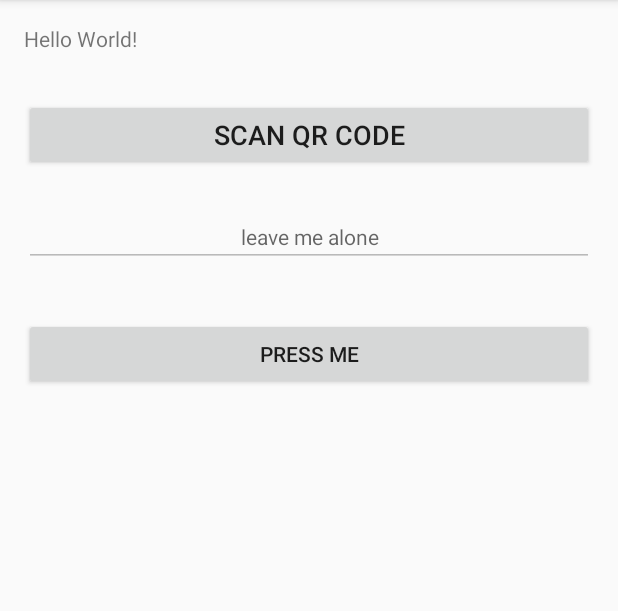
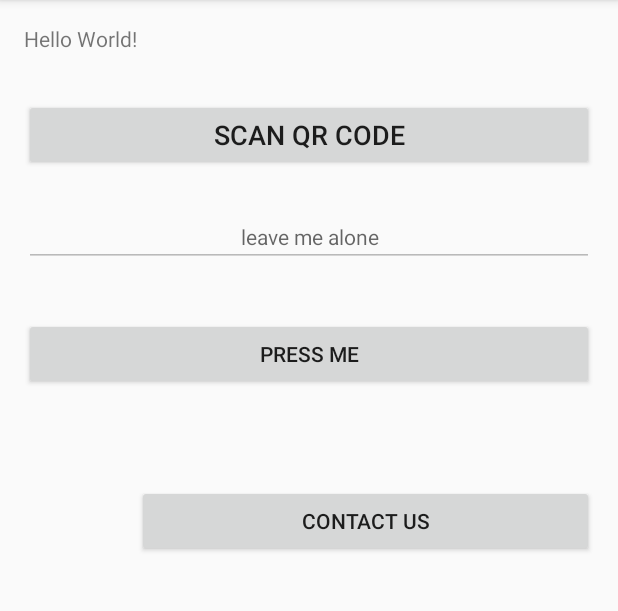
Before and after one commit to RonanCassidy/MyIrishLifeApp, an Android app: the screen it shows after launch (MainActivity), on a phone screen of 412 x 824 dp, the part 84-695 px from its top. Run offline under Robolectric (Android 15) with nearby library versions, the phone set to English and light mode, and no system bars.

Commit message:
Added contact us button and screen to land at

```diff
--- a/app/build.gradle
+++ b/app/build.gradle
@@ -27,4 +27,5 @@ dependencies {
     compile 'com.android.support:appcompat-v7:24.2.1'
     compile 'me.dm7.barcodescanner:zxing:1.8.4'
 
+    compile 'com.google.android.gms:play-services-maps:9.4.0'
 }
--- a/app/src/main/AndroidManifest.xml
+++ b/app/src/main/AndroidManifest.xml
@@ -17,6 +17,8 @@
         </activity>
             <activity android:name=".QRScannerActivity">
         </activity>
+    <activity android:name=".ContactUsActivity">
+    </activity>
 
     </application>
 
--- a/app/src/main/java/com/example/z034/myirishlifeapp/MainActivity.java
+++ b/app/src/main/java/com/example/z034/myirishlifeapp/MainActivity.java
@@ -27,4 +27,10 @@ public class MainActivity extends AppCompatActivity {
         Intent myIntent = new Intent(getApplicationContext(), QRScannerActivity.class);
         startActivity(myIntent);
     }
+    public void contactUsClick(View v) {
+
+        // Start NewActivity.class
+        Intent myIntent = new Intent(getApplicationContext(), ContactUsActivity.class);
+        startActivity(myIntent);
+    }
 }
--- a/app/src/main/res/layout/activity_main.xml
+++ b/app/src/main/res/layout/activity_main.xml
@@ -14,7 +14,8 @@
     <TextView
         android:layout_width="wrap_content"
         android:layout_height="wrap_content"
-        android:text="Hello World!" />
+        android:text="Hello World!"
+        android:id="@+id/textView" />
 
     <EditText
         android:layout_width="wrap_content"
@@ -58,4 +59,14 @@
         android:layout_alignParentStart="true"
         android:layout_marginTop="34dp" />
 
+    <Button
+        android:text="Contact Us"
+        android:layout_width="match_parent"
+        android:layout_height="wrap_content"
+        android:layout_below="@+id/button"
+        android:layout_toEndOf="@+id/textView"
+        android:layout_marginTop="63dp"
+        android:id="@+id/button2"
+        android:onClick="contactUsClick"/>
+
 </RelativeLayout>
```
Also changed, not shown: app/src/main/java/com/example/z034/myirishlifeapp/ContactUsActivity.java (added, +16 -0 lines), app/src/main/res/layout/contact_us.xml (added, +14 -0 lines), gradle.properties (+5 -5 lines).
